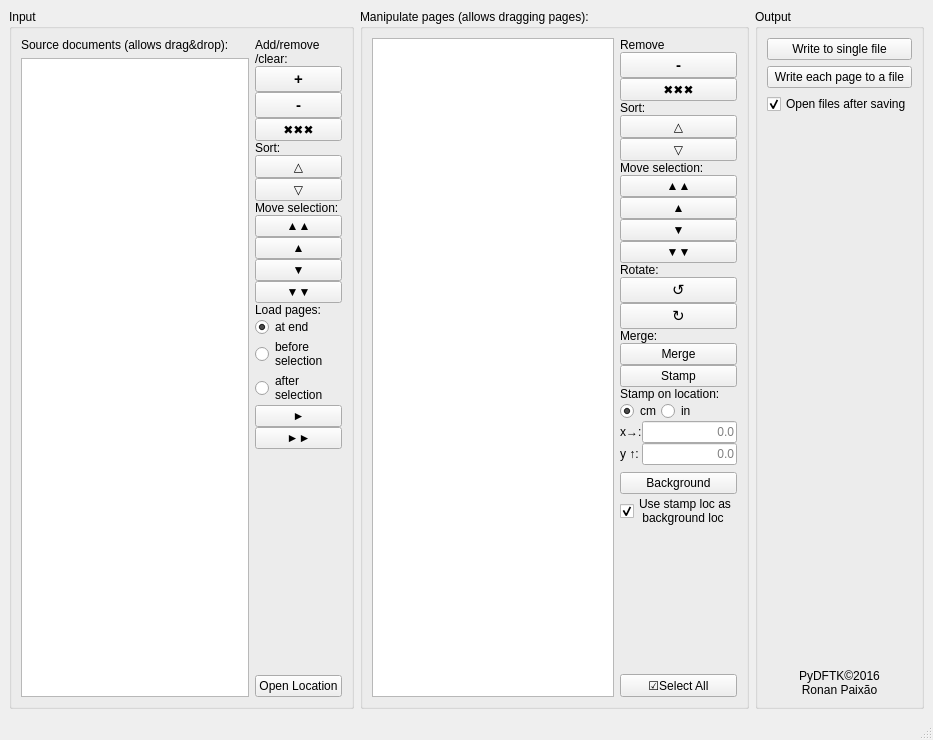
Old version of the form wndmain.ui in the repository ronanpaixao/PyPDFTK.
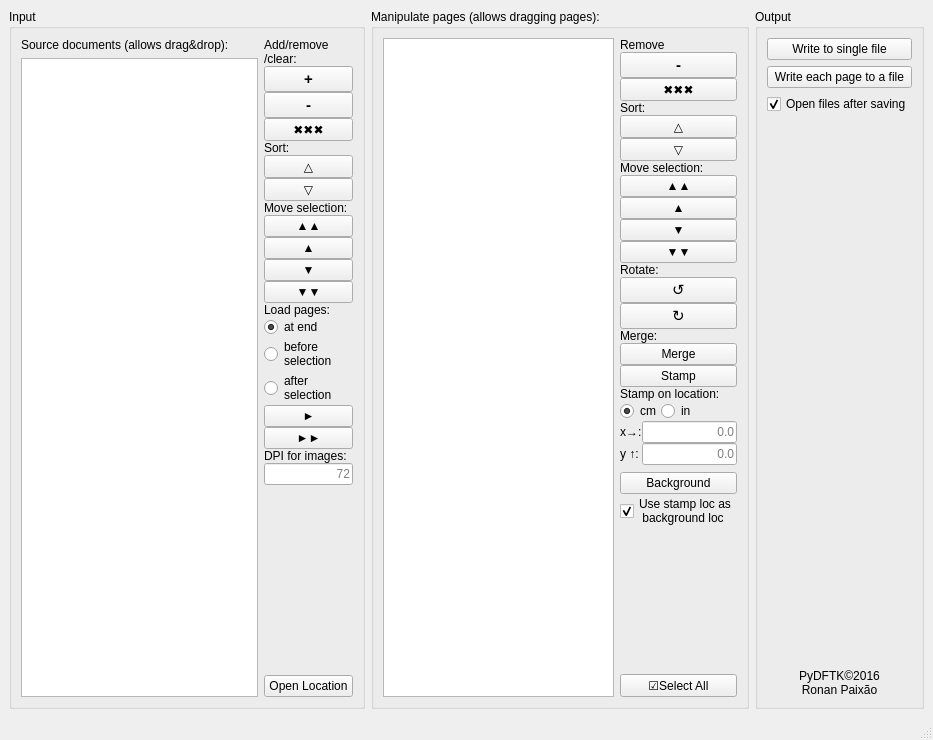
New version of the form. Icons and pictures are not drawn. Custom widgets are drawn as their Qt base class.

Commit message: Refactor Page() to allow initialization from other sources

The edit to the form file:
```diff
--- a/wndmain.ui
+++ b/wndmain.ui
@@ -239,6 +239,23 @@
            </property>
           </widget>
          </item>
+         <item>
+          <widget class="QLabel" name="label_6">
+           <property name="text">
+            <string>DPI for images:</string>
+           </property>
+          </widget>
+         </item>
+         <item>
+          <widget class="QLineEdit" name="lineFileDPI">
+           <property name="alignment">
+            <set>Qt::AlignRight|Qt::AlignTrailing|Qt::AlignVCenter</set>
+           </property>
+           <property name="placeholderText">
+            <string>72</string>
+           </property>
+          </widget>
+         </item>
          <item>
           <spacer name="verticalSpacer_4">
            <property name="orientation">
```
The commit also changes 2 other files.
